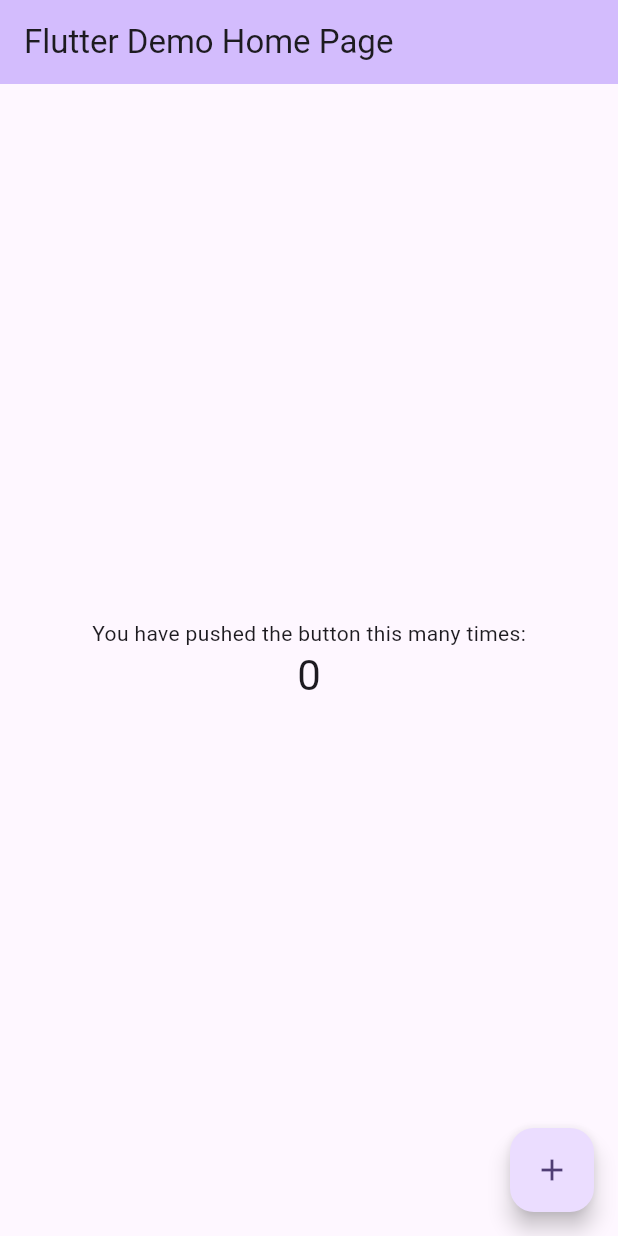
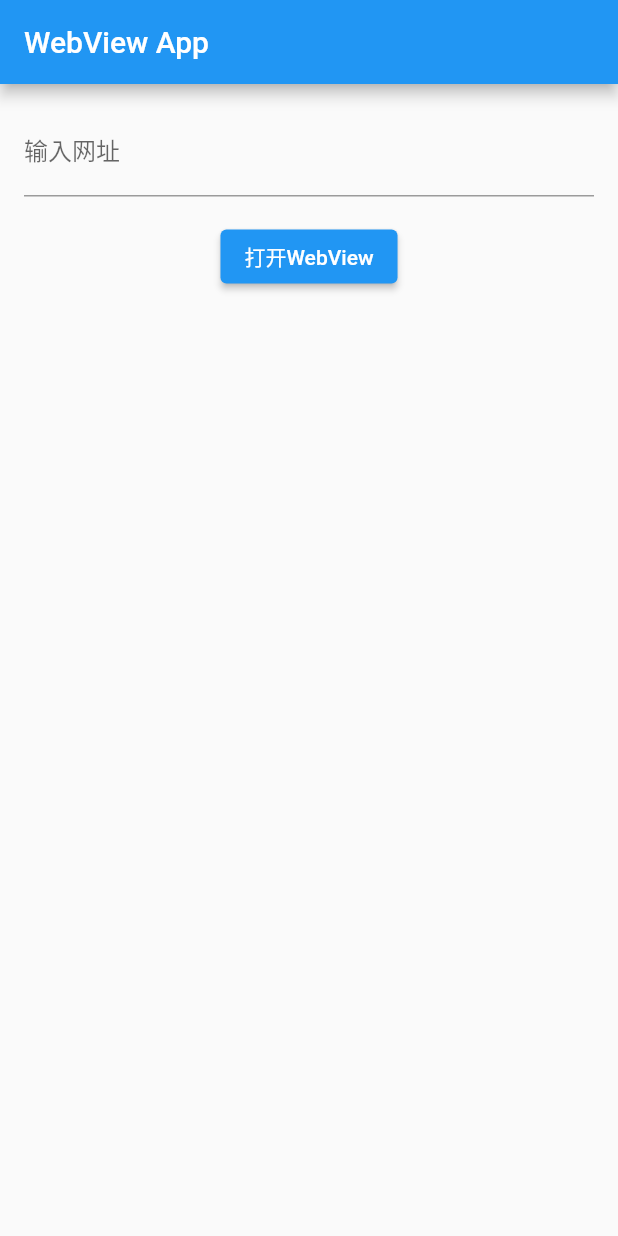
Before and after one commit to cabrite11/webview_container, a Flutter app: the screen it shows after launch, on a phone screen of 412 x 824 dp. Run offline on Flutter 3.47's test engine with Material 2 defaults, Android fonts, the phone set to English and light mode, and no system bars; our stand-ins replace webview_flutter.

Commit message:
修改demo支持webview基础功能

```diff
--- a/lib/main.dart
+++ b/lib/main.dart
@@ -1,4 +1,7 @@
+// ignore_for_file: library_private_types_in_public_api
+
 import 'package:flutter/material.dart';
+import 'package:webview_flutter/webview_flutter.dart';
 
 void main() {
   runApp(const MyApp());
@@ -7,119 +10,86 @@ void main() {
 class MyApp extends StatelessWidget {
   const MyApp({super.key});
 
-  // This widget is the root of your application.
   @override
   Widget build(BuildContext context) {
-    return MaterialApp(
-      title: 'Flutter Demo',
-      theme: ThemeData(
-        // This is the theme of your application.
-        //
-        // TRY THIS: Try running your application with "flutter run". You'll see
-        // the application has a blue toolbar. Then, without quitting the app,
-        // try changing the seedColor in the colorScheme below to Colors.green
-        // and then invoke "hot reload" (save your changes or press the "hot
-        // reload" button in a Flutter-supported IDE, or press "r" if you used
-        // the command line to start the app).
-        //
-        // Notice that the counter didn't reset back to zero; the application
-        // state is not lost during the reload. To reset the state, use hot
-        // restart instead.
-        //
-        // This works for code too, not just values: Most code changes can be
-        // tested with just a hot reload.
-        colorScheme: ColorScheme.fromSeed(seedColor: Colors.deepPurple),
-        useMaterial3: true,
-      ),
-      home: const MyHomePage(title: 'Flutter Demo Home Page'),
+    return const MaterialApp(
+      home: MyHomePage(),
     );
   }
 }
 
 class MyHomePage extends StatefulWidget {
-  const MyHomePage({super.key, required this.title});
-
-  // This widget is the home page of your application. It is stateful, meaning
-  // that it has a State object (defined below) that contains fields that affect
-  // how it looks.
-
-  // This class is the configuration for the state. It holds the values (in this
-  // case the title) provided by the parent (in this case the App widget) and
-  // used by the build method of the State. Fields in a Widget subclass are
-  // always marked "final".
-
-  final String title;
+  const MyHomePage({super.key});
 
   @override
-  State<MyHomePage> createState() => _MyHomePageState();
+  _MyHomePageState createState() => _MyHomePageState();
 }
 
 class _MyHomePageState extends State<MyHomePage> {
-  int _counter = 0;
+  final TextEditingController _urlController = TextEditingController();
+  final GlobalKey<FormState> _formKey = GlobalKey<FormState>();
 
-  void _incrementCounter() {
-    setState(() {
-      // This call to setState tells the Flutter framework that something has
-      // changed in this State, which causes it to rerun the build method below
-      // so that the display can reflect the updated values. If we changed
-      // _counter without calling setState(), then the build method would not be
-      // called again, and so nothing would appear to happen.
-      _counter++;
-    });
+  void _openWebView() {
+    if (_formKey.currentState!.validate()) {
+      final String url = _urlController.text;
+      Navigator.of(context).push(
+        MaterialPageRoute(
+          builder: (context) => WebViewScreen(initialUrl: url),
+        ),
+      );
+    }
   }
 
   @override
   Widget build(BuildContext context) {
-    // This method is rerun every time setState is called, for instance as done
-    // by the _incrementCounter method above.
-    //
-    // The Flutter framework has been optimized to make rerunning build methods
-    // fast, so that you can just rebuild anything that needs updating rather
-    // than having to individually change instances of widgets.
     return Scaffold(
       appBar: AppBar(
-        // TRY THIS: Try changing the color here to a specific color (to
-        // Colors.amber, perhaps?) and trigger a hot reload to see the AppBar
-        // change color while the other colors stay the same.
-        backgroundColor: Theme.of(context).colorScheme.inversePrimary,
-        // Here we take the value from the MyHomePage object that was created by
-        // the App.build method, and use it to set our appbar title.
-        title: Text(widget.title),
+        title: const Text('WebView App'),
       ),
-      body: Center(
-        // Center is a layout widget. It takes a single child and positions it
-        // in the middle of the parent.
-        child: Column(
-          // Column is also a layout widget. It takes a list of children and
-          // arranges them vertically. By default, it sizes itself to fit its
-          // children horizontally, and tries to be as tall as its parent.
-          //
-          // Column has various properties to control how it sizes itself and
-          // how it positions its children. Here we use mainAxisAlignment to
-          // center the children vertically; the main axis here is the vertical
-          // axis because Columns are vertical (the cross axis would be
-          // horizontal).
-          //
-          // TRY THIS: Invoke "debug painting" (choose the "Toggle Debug Paint"
-          // action in the IDE, or press "p" in the console), to see the
-          // wireframe for each widget.
-          mainAxisAlignment: MainAxisAlignment.center,
-          children: <Widget>[
-            const Text(
-              'You have pushed the button this many times:',
-            ),
-            Text(
-              '$_counter',
-              style: Theme.of(context).textTheme.headlineMedium,
-            ),
-          ],
+      body: Padding(
+        padding: const EdgeInsets.all(16.0),
+        child: Form(
+          key: _formKey,
+          child: Column(
+            children: [
+              TextFormField(
+                controller: _urlController,
+                decoration: const InputDecoration(labelText: '输入网址'),
+                validator: (value) {
+                  if (value == null || value.isEmpty) {
+                    return '请输入一个有效的网址';
+                  }
+                  return null;
+                },
+              ),
+              const SizedBox(height: 16.0),
+              ElevatedButton(
+                onPressed: _openWebView,
+                child: const Text('打开WebView'),
+              ),
+            ],
+          ),
         ),
       ),
-      floatingActionButton: FloatingActionButton(
-        onPressed: _incrementCounter,
-        tooltip: 'Increment',
-        child: const Icon(Icons.add),
-      ), // This trailing comma makes auto-formatting nicer for build methods.
     );
   }
 }
+
+class WebViewScreen extends StatelessWidget {
+  final String initialUrl;
+
+  const WebViewScreen({super.key, required this.initialUrl});
+
+  @override
+  Widget build(BuildContext context) {
+    return Scaffold(
+      appBar: AppBar(
+        title: const Text('WebView'),
+      ),
+      body: WebView(
+        initialUrl: initialUrl,
+        javascriptMode: JavascriptMode.unrestricted,
+      ),
+    );
+  }
+}
--- a/pubspec.yaml
+++ b/pubspec.yaml
@@ -30,7 +30,7 @@ environment:
 dependencies:
   flutter:
     sdk: flutter
-
+  webview_flutter: ^2.0.10
 
   # The following adds the Cupertino Icons font to your application.
   # Use with the CupertinoIcons class for iOS style icons.
```
Also changed, not shown: pubspec.lock, 10 other files.
